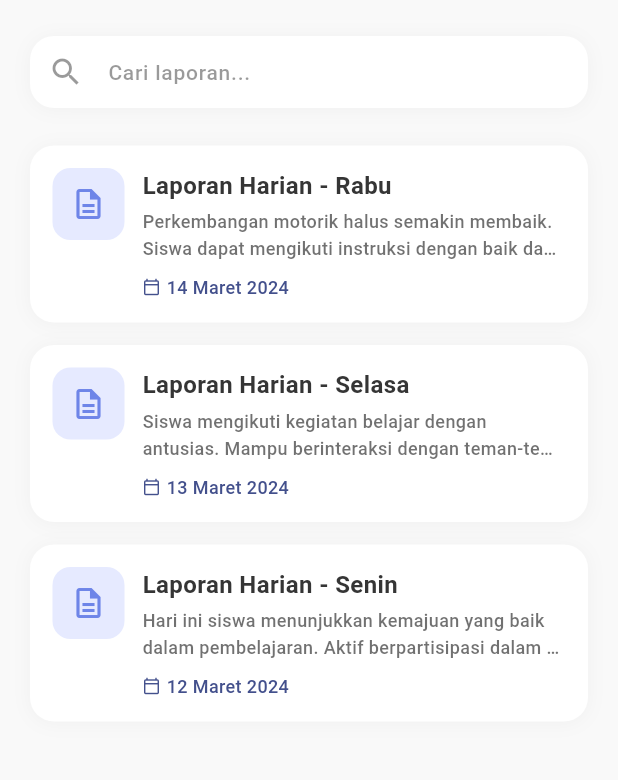
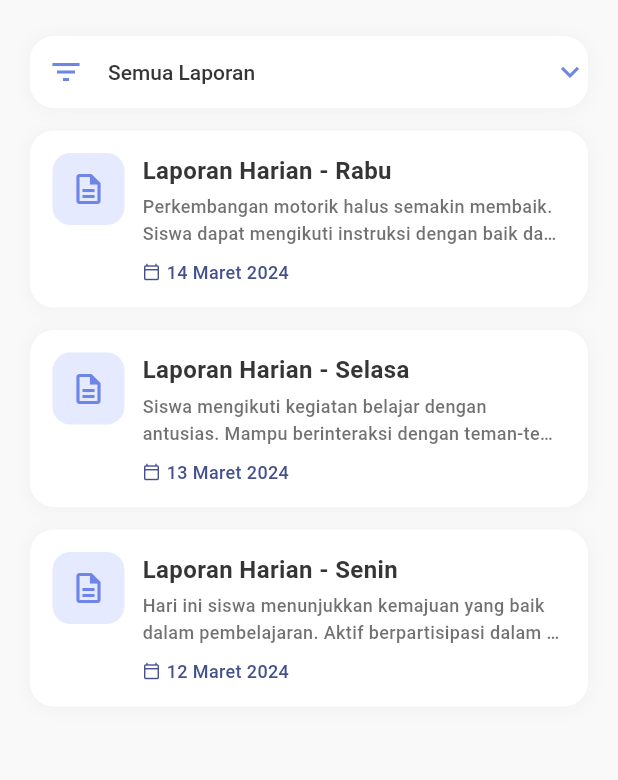
Before and after one commit to Nandra-png/talentaku_main, a Flutter app: the LaporanSiswaScreen screen opened directly, on a phone screen of 412 x 824 dp, the part 129-909 px from its top. Run offline on Flutter 3.47's test engine with Material 3 defaults, Android fonts, the phone set to English and light mode, and no system bars; our stand-ins replace crystal_navigation_bar, get, iconly; Roboto replaces fonts that are missing (Manrope).

Commit message:
searchbar revision

```diff
--- a/lib/controllers/laporan_siswa_controller.dart
+++ b/lib/controllers/laporan_siswa_controller.dart
@@ -1,125 +1,191 @@
 import 'package:flutter/material.dart';
 import 'package:get/get.dart';
+import 'package:intl/intl.dart';
 import 'package:talentaku/models/laporan_preview_event.dart';
 import 'package:talentaku/constants/app_colors.dart';
 import 'package:talentaku/constants/app_text_styles.dart';
 import 'package:talentaku/constants/app_sizes.dart';
 
 class LaporanSiswaController extends GetxController {
-  // Untuk search functionality
-  final RxString searchQuery = ''.obs;
-  final RxList<LaporanPreviewEvent> filteredLaporan =
-      <LaporanPreviewEvent>[].obs;
-  final RxBool isSearching = false.obs;
+  final RxString selectedFilter = 'Semua Laporan'.obs;
+  final Rx<DateTime?> selectedDate = Rx<DateTime?>(null);
+  final RxList<LaporanPreviewEvent> filteredLaporan = <LaporanPreviewEvent>[].obs;
+
+  final List<String> filterOptions = [
+    'Semua Laporan',
+    '7 Hari Terakhir',
+    'Pilih Tanggal',
+  ];
 
   // Dummy data laporan
   final List<LaporanPreviewEvent> allLaporan = [
     LaporanPreviewEvent(
-      title: 'Laporan Harian - Senin',
-      date: '12 Maret 2024',
-      description:
-          'Hari ini siswa menunjukkan kemajuan yang baik dalam pembelajaran. Aktif berpartisipasi dalam kegiatan kelas dan mampu menyelesaikan tugas dengan baik.',
+      title: 'Laporan Harian - Rabu',
+      date: '14 Maret 2024',
+      description: 'Perkembangan motorik halus semakin membaik. Siswa dapat mengikuti instruksi dengan baik dan menyelesaikan kegiatan tepat waktu.',
     ),
     LaporanPreviewEvent(
       title: 'Laporan Harian - Selasa',
       date: '13 Maret 2024',
-      description:
-          'Siswa mengikuti kegiatan belajar dengan antusias. Mampu berinteraksi dengan teman-teman dan menunjukkan sikap yang positif.',
+      description: 'Siswa mengikuti kegiatan belajar dengan antusias. Mampu berinteraksi dengan teman-teman dan menunjukkan sikap yang positif.',
     ),
     LaporanPreviewEvent(
-      title: 'Laporan Harian - Rabu',
-      date: '14 Maret 2024',
-      description:
-          'Perkembangan motorik halus semakin membaik. Siswa dapat mengikuti instruksi dengan baik dan menyelesaikan kegiatan tepat waktu.',
+      title: 'Laporan Harian - Senin',
+      date: '12 Maret 2024',
+      description: 'Hari ini siswa menunjukkan kemajuan yang baik dalam pembelajaran. Aktif berpartisipasi dalam kegiatan kelas dan mampu menyelesaikan tugas dengan baik.',
     ),
-
   ];
 
-  // Search Field Decoration
-  InputDecoration get searchDecoration => InputDecoration(
-        hintText: 'Cari laporan...',
-        hintStyle: AppTextStyles.bodyMedium.copyWith(
-          color: AppColors.textPrimary.withOpacity(0.5),
+  @override
+  void onInit() {
+    super.onInit();
+    filteredLaporan.value = _sortLaporanByDate(allLaporan);
+  }
+
+  // Method untuk mengurutkan laporan berdasarkan tanggal terbaru
+  List<LaporanPreviewEvent> _sortLaporanByDate(List<LaporanPreviewEvent> laporan) {
+    final DateFormat format = DateFormat('dd MMMM yyyy', 'id_ID');
+    return List.from(laporan)..sort((a, b) {
+      final DateTime dateA = format.parse(a.date);
+      final DateTime dateB = format.parse(b.date);
+      return dateB.compareTo(dateA);
+    });
+  }
+
+  // Method untuk filter laporan
+  void filterLaporan(String value) {
+    selectedFilter.value = value;
+    final DateFormat format = DateFormat('dd MMMM yyyy', 'id_ID');
+
+    switch (value) {
+      case '7 Hari Terakhir':
+        final DateTime now = DateTime.now();
+        final DateTime sevenDaysAgo = now.subtract(const Duration(days: 7));
+
+        filteredLaporan.value = _sortLaporanByDate(
+          allLaporan.where((laporan) {
+            final DateTime laporanDate = format.parse(laporan.date);
+            return laporanDate.isAfter(sevenDaysAgo);
+          }).toList(),
+        );
+        break;
+
+      case 'Pilih Tanggal':
+        showDatePicker();
+        break;
+
+      default:
+        filteredLaporan.value = _sortLaporanByDate(allLaporan);
+    }
+  }
+
+  // Method untuk menampilkan date picker
+  void showDatePicker() async {
+    final DateTime? picked = await Get.dialog(
+      Dialog(
+        shape: RoundedRectangleBorder(
+          borderRadius: BorderRadius.circular(AppSizes.radiusL),
         ),
-        prefixIcon: Icon(
-          Icons.search,
-          color: AppColors.textPrimary.withOpacity(0.5),
+        child: Container(
+          padding: EdgeInsets.all(AppSizes.paddingXL),
+          child: Column(
+            mainAxisSize: MainAxisSize.min,
+            children: [
+              Text(
+                'Pilih Tanggal',
+                style: AppTextStyles.heading3,
               ),
-        suffixIcon: Obx(() => isSearching.value
-            ? IconButton(
-                icon: const Icon(Icons.close),
-                onPressed: clearSearch,
-                color: AppColors.textPrimary.withOpacity(0.5),
-              )
-            : const SizedBox()),
-        border: InputBorder.none,
-        contentPadding: EdgeInsets.symmetric(
-          horizontal: AppSizes.paddingL,
-          vertical: AppSizes.paddingM,
+              SizedBox(height: AppSizes.spaceL),
+              Container(
+                height: 300,
+                decoration: BoxDecoration(
+                  color: AppColors.cardBackground,
+                  borderRadius: BorderRadius.circular(AppSizes.radiusL),
                 ),
-      );
-
-  // Empty State Widget
-  Widget get emptyStateWidget => Center(
-        child: Column(
-          mainAxisAlignment: MainAxisAlignment.center,
+                child: Theme(
+                  data: ThemeData.light().copyWith(
+                    colorScheme: ColorScheme.light(
+                      primary: AppColors.primary,
+                      onPrimary: AppColors.textLight,
+                      surface: AppColors.cardBackground,
+                      onSurface: AppColors.textPrimary,
+                    ),
+                    textButtonTheme: TextButtonThemeData(
+                      style: TextButton.styleFrom(
+                        foregroundColor: AppColors.primary,
+                      ),
+                    ),
+                  ),
+                  child: CalendarDatePicker(
+                    initialDate: DateTime.now(),
+                    firstDate: DateTime(2024),
+                    lastDate: DateTime.now(),
+                    onDateChanged: (DateTime date) {
+                      selectedDate.value = date;
+                      Get.back(result: date);
+                    },
+                  ),
+                ),
+              ),
+              SizedBox(height: AppSizes.spaceL),
+              Row(
+                mainAxisAlignment: MainAxisAlignment.end,
                 children: [
-            Image.asset(
-              'images/logo.png',
-              width: AppSizes.iconL * 3,
-              height: AppSizes.iconL * 3,
+                  TextButton(
+                    onPressed: () => Get.back(),
+                    child: Text(
+                      'Batal',
+                      style: AppTextStyles.bodyMedium.copyWith(
+                        color: AppColors.textPrimary,
                       ),
-            SizedBox(height: AppSizes.spaceM),
-            Text(
-              'Tidak ada laporan yang ditemukan',
+                    ),
+                  ),
+                  SizedBox(width: AppSizes.paddingM),
+                  ElevatedButton(
+                    onPressed: () {
+                      if (selectedDate.value != null) {
+                        Get.back(result: selectedDate.value);
+                      }
+                    },
+                    style: ElevatedButton.styleFrom(
+                      backgroundColor: AppColors.primary,
+                      shape: RoundedRectangleBorder(
+                        borderRadius: BorderRadius.circular(AppSizes.radiusM),
+                      ),
+                    ),
+                    child: Text(
+                      'Pilih',
                       style: AppTextStyles.bodyMedium.copyWith(
-                color: AppColors.textPrimary.withOpacity(0.5),
+                        color: AppColors.textLight,
+                      ),
                     ),
                   ),
                 ],
               ),
+            ],
+          ),
+        ),
+      ),
     );
 
-  @override
-  void onInit() {
-    super.onInit();
-    filteredLaporan.value = allLaporan;
+    if (picked != null) {
+      final DateFormat format = DateFormat('dd MMMM yyyy', 'id_ID');
+      final String selectedDateStr = format.format(picked);
+
+      filteredLaporan.value = _sortLaporanByDate(
+        allLaporan.where((laporan) => laporan.date == selectedDateStr).toList(),
+      );
+    }
   }
 
-  // Method untuk search functionality
-  void searchLaporan(String query) {
-    searchQuery.value = query;
-    isSearching.value = query.isNotEmpty;
-
-    if (query.isEmpty) {
-      filteredLaporan.value = allLaporan;
-      return;
+  // Method untuk mendapatkan status filter
+  String get filterStatus {
+    if (selectedDate.value != null) {
+      final DateFormat format = DateFormat('dd MMMM yyyy', 'id_ID');
+      return 'Laporan tanggal ${format.format(selectedDate.value!)}';
     }
-
-    final String normalizedQuery = query.toLowerCase().trim();
-
-    filteredLaporan.value = allLaporan.where((laporan) {
-      final String normalizedTitle = laporan.title.toLowerCase();
-      final String normalizedDesc = laporan.description.toLowerCase();
-      final String normalizedDate = laporan.date.toLowerCase();
-
-      return normalizedTitle.contains(normalizedQuery) ||
-          normalizedDesc.contains(normalizedQuery) ||
-          normalizedDate.contains(normalizedQuery);
-    }).toList();
-  }
-
-  // Method untuk clear search
-  void clearSearch() {
-    searchQuery.value = '';
-    isSearching.value = false;
-    filteredLaporan.value = allLaporan;
-  }
-
-  // Method untuk mendapatkan status hasil pencarian
-  String get searchStatus {
-    if (!isSearching.value) return '';
-    if (filteredLaporan.isEmpty) return 'Tidak ada hasil pencarian';
-    return 'Ditemukan ${filteredLaporan.length} hasil';
+    return selectedFilter.value == '7 Hari Terakhir'
+        ? '7 hari terakhir'
+        : 'Semua laporan';
   }
 }
--- a/lib/views/laporan_siswa/laporan_siswa_screen.dart
+++ b/lib/views/laporan_siswa/laporan_siswa_screen.dart
@@ -23,9 +23,19 @@ class LaporanSiswaScreen extends StatelessWidget {
             const WelcomeSign(),
             SizedBox(height: AppSizes.spaceL),
 
-            // Search Bar
+            // Filter Dropdown
             Padding(
               padding: EdgeInsets.symmetric(horizontal: AppSizes.paddingXL),
+              child: Theme(
+                data: Theme.of(context).copyWith(
+                  // Kustomisasi popup menu
+                  popupMenuTheme: PopupMenuThemeData(
+                    color: AppColors.cardBackground,
+                    shape: RoundedRectangleBorder(
+                      borderRadius: BorderRadius.circular(AppSizes.radiusL),
+                    ),
+                  ),
+                ),
                 child: Container(
                   decoration: BoxDecoration(
                     color: AppColors.cardBackground,
@@ -38,45 +48,114 @@ class LaporanSiswaScreen extends StatelessWidget {
                       ),
                     ],
                   ),
-                child: TextField(
-                  onChanged: controller.searchLaporan,
-                  decoration: controller.searchDecoration,
+                  child: Obx(() => DropdownButtonFormField<String>(
+                    value: controller.selectedFilter.value,
+                    decoration: InputDecoration(
+                      border: InputBorder.none,
+                      contentPadding: EdgeInsets.symmetric(
+                        horizontal: AppSizes.paddingL,
+                        vertical: AppSizes.paddingM,
+                      ),
+                      // Menambahkan icon filter
+                      prefixIcon: Icon(
+                        Icons.filter_list,
+                        color: AppColors.primary,
                       ),
                     ),
+                    icon: Icon(
+                      Icons.keyboard_arrow_down,
+                      color: AppColors.primary,
                     ),
-            SizedBox(height: AppSizes.spaceS),
-
-            // Search Status
-            Padding(
-              padding: EdgeInsets.symmetric(horizontal: AppSizes.paddingXL),
-              child: Obx(() => controller.searchStatus.isNotEmpty
-                  ? Align(
+                    style: AppTextStyles.bodyMedium,
+                    dropdownColor: AppColors.cardBackground,
+                    // Kustomisasi item dropdown
+                    selectedItemBuilder: (context) {
+                      return controller.filterOptions.map((String value) {
+                        return Container(
                           alignment: Alignment.centerLeft,
                           child: Text(
-                        controller.searchStatus,
-                        style: AppTextStyles.bodySmall.copyWith(
-                          color: AppColors.textSecondary,
+                            value,
+                            style: AppTextStyles.bodyMedium.copyWith(
+                              color: AppColors.textPrimary,
                             ),
                           ),
-                    )
-                  : const SizedBox()),
+                        );
+                      }).toList();
+                    },
+                    items: controller.filterOptions.map((String value) {
+                      return DropdownMenuItem<String>(
+                        value: value,
+                        child: Container(
+                          decoration: BoxDecoration(
+                            borderRadius: BorderRadius.circular(AppSizes.radiusM),
+                          ),
+                          child: Row(
+                            children: [
+                              // Icon untuk setiap opsi
+                              Icon(
+                                value == 'Semua Laporan'
+                                    ? Icons.list_alt
+                                    : value == '7 Hari Terakhir'
+                                        ? Icons.date_range
+                                        : Icons.calendar_today,
+                                color: AppColors.primary,
+                                size: AppSizes.iconM,
+                              ),
+                              SizedBox(width: AppSizes.paddingM),
+                              Text(
+                                value,
+                                style: AppTextStyles.bodyMedium.copyWith(
+                                  color: AppColors.textPrimary,
+                                ),
+                              ),
+                            ],
+                          ),
+                        ),
+                      );
+                    }).toList(),
+                    onChanged: (value) {
+                      if (value != null) controller.filterLaporan(value);
+                    },
+                    // Menambahkan animasi saat dropdown dibuka/ditutup
+                    menuMaxHeight: 300,
+                    elevation: 8,
+                    isExpanded: true,
+                  )),
+                ),
+              ),
             ),
             SizedBox(height: AppSizes.spaceM),
 
             // Laporan List
             Expanded(
               child: Obx(() {
-                if (controller.isSearching.value &&
-                    controller.filteredLaporan.isEmpty) {
-                  return controller.emptyStateWidget;
+                if (controller.filteredLaporan.isEmpty) {
+                  return Center(
+                    child: Column(
+                      mainAxisAlignment: MainAxisAlignment.center,
+                      children: [
+                        Image.asset(
+                          'images/logo.png',
+                          width: AppSizes.iconL * 3,
+                          height: AppSizes.iconL * 3,
+                        ),
+                        SizedBox(height: AppSizes.spaceM),
+                        Text(
+                          'Tidak ada laporan pada periode ini',
+                          style: AppTextStyles.bodyMedium.copyWith(
+                            color: AppColors.textPrimary.withOpacity(0.5),
+                          ),
+                        ),
+                      ],
+                    ),
+                  );
                 }
                 return ListView.builder(
                   padding: EdgeInsets.symmetric(horizontal: AppSizes.paddingXL),
                   itemCount: controller.filteredLaporan.length,
                   itemBuilder: (context, index) {
                     return LaporanSiswaCard(
-                      laporan:
-                          controller.filteredLaporan.reversed.toList()[index],
+                      laporan: controller.filteredLaporan[index],
                     );
                   },
                 );
```
Also changed, not shown: lib/main.dart (+10 -7 lines). Lines whose indentation alone changed are shown as unchanged.
